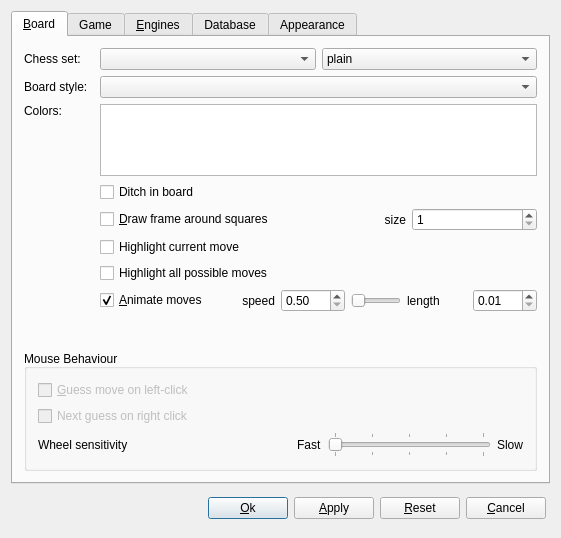
This is src/gui/preferences.ui in franzm/shatrabase as Qt 5 draws it before an edit. The edited form follows.
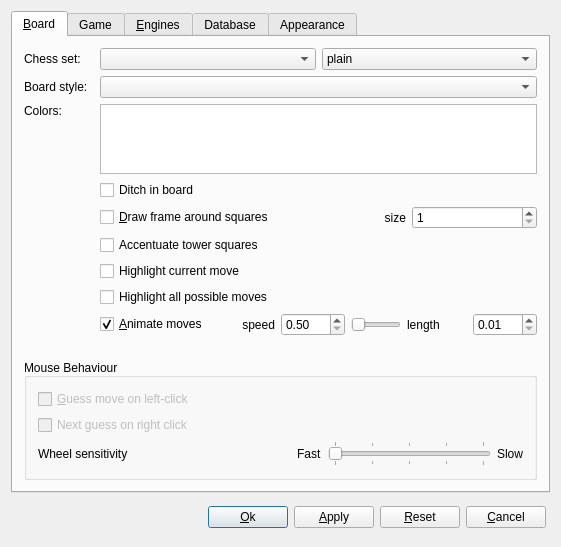
This is the edited form. Custom widgets are drawn as their Qt base class.

Commit message: added tower squares highlight

Diff of the .ui file:
```diff
--- a/src/gui/preferences.ui
+++ b/src/gui/preferences.ui
@@ -7,7 +7,7 @@
     <x>0</x>
     <y>0</y>
     <width>553</width>
-    <height>538</height>
+    <height>547</height>
    </rect>
   </property>
   <property name="windowTitle">
@@ -399,6 +399,13 @@
          </property>
         </widget>
        </item>
+       <item row="6" column="2">
+        <widget class="QCheckBox" name="boardTowerCheck">
+         <property name="text">
+          <string>Accentuate tower squares</string>
+         </property>
+        </widget>
+       </item>
       </layout>
      </widget>
      <widget class="QWidget" name="tabAutoplay">
```
The commit also changes 10 other files.
